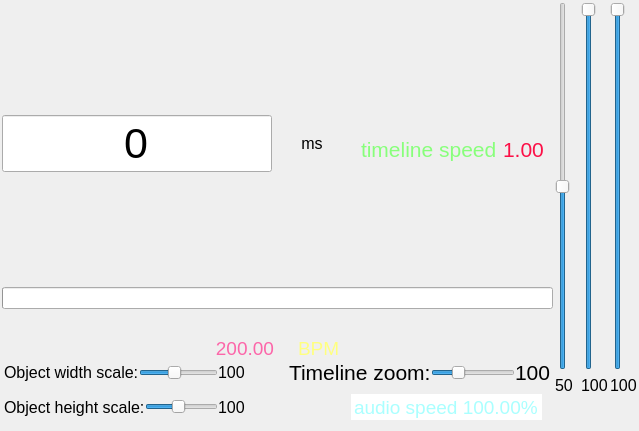
Old version of the form src/ui/controllers/timecontroller.ui in the repository xiangCaO233/MusicMapMaker.
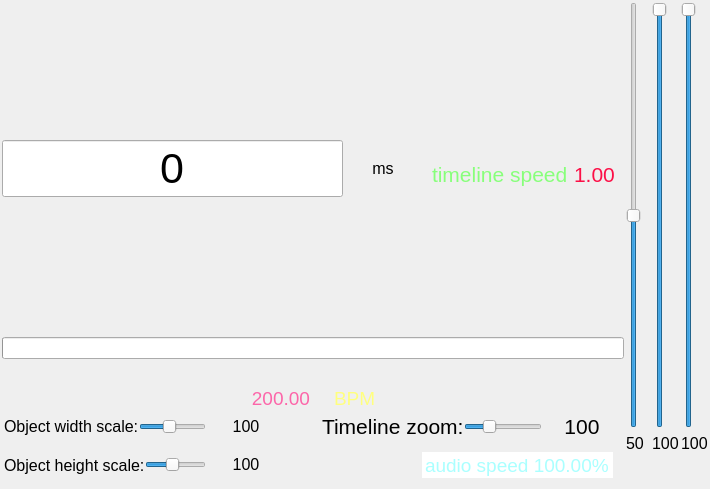
New version of the form. Icons and pictures are not drawn.

Commit message: 添加重置按钮,修复节点map访问bug

Patch:
```diff
--- a/src/ui/controllers/timecontroller.ui
+++ b/src/ui/controllers/timecontroller.ui
@@ -6,8 +6,8 @@
    <rect>
     <x>0</x>
     <y>0</y>
-    <width>639</width>
-    <height>431</height>
+    <width>710</width>
+    <height>489</height>
    </rect>
   </property>
   <property name="windowTitle">
@@ -548,7 +548,7 @@
              </widget>
             </item>
             <item>
-             <widget class="QLabel" name="timeline_zoom_value_label">
+             <widget class="QPushButton" name="timeline_zoom_button">
               <property name="font">
                <font>
                 <pointsize>16</pointsize>
@@ -557,6 +557,9 @@
               <property name="text">
                <string notr="true">100</string>
               </property>
+              <property name="flat">
+               <bool>true</bool>
+              </property>
              </widget>
             </item>
            </layout>
@@ -615,7 +618,7 @@
              </widget>
             </item>
             <item>
-             <widget class="QLabel" name="oheight_value_label">
+             <widget class="QPushButton" name="oheight_scale_button">
               <property name="font">
                <font>
                 <pointsize>12</pointsize>
@@ -624,6 +627,9 @@
               <property name="text">
                <string notr="true">100</string>
               </property>
+              <property name="flat">
+               <bool>true</bool>
+              </property>
              </widget>
             </item>
            </layout>
@@ -631,7 +637,7 @@
          </item>
          <item row="1" column="0" colspan="2">
           <widget class="QWidget" name="object_width_scale" native="true">
-           <layout class="QHBoxLayout" name="horizontalLayout_8">
+           <layout class="QHBoxLayout" name="horizontalLayout_8" stretch="0,1,0">
             <property name="spacing">
              <number>0</number>
             </property>
@@ -682,7 +688,7 @@
              </widget>
             </item>
             <item>
-             <widget class="QLabel" name="owidth_value_label">
+             <widget class="QPushButton" name="owidth_scale_button">
               <property name="font">
                <font>
                 <pointsize>12</pointsize>
@@ -691,6 +697,9 @@
               <property name="text">
                <string notr="true">100</string>
               </property>
+              <property name="flat">
+               <bool>true</bool>
+              </property>
              </widget>
             </item>
            </layout>
```
Left out of the diff: 6 changed lines with no effect on the pictures. The commit also changes 4 other files.
